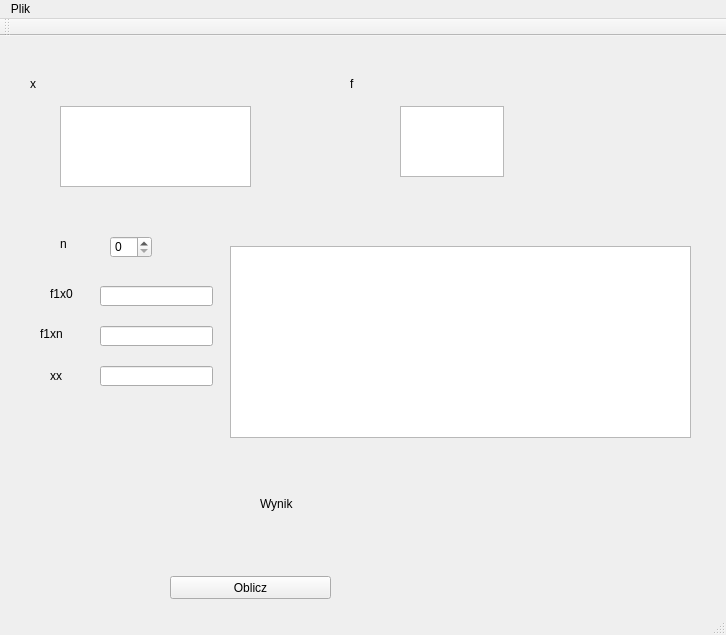
First picture: the form in Interpolacja_Funkcjami_Sklejanymi/mainwindow.ui, repository Piotrek199612/EAN, before the edit.
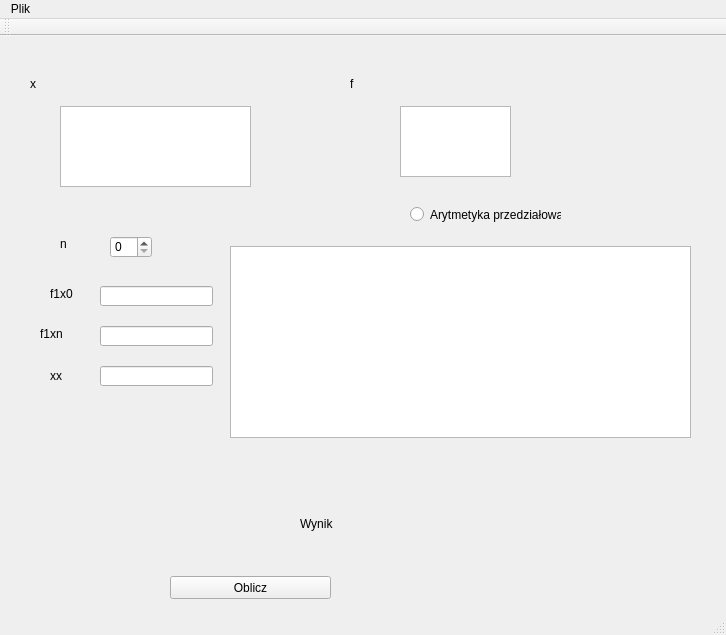
Second picture: the form after the edit.

```diff
--- a/Interpolacja_Funkcjami_Sklejanymi/mainwindow.ui
+++ b/Interpolacja_Funkcjami_Sklejanymi/mainwindow.ui
@@ -104,7 +104,7 @@
      <rect>
       <x>400</x>
       <y>70</y>
-      <width>104</width>
+      <width>111</width>
       <height>71</height>
      </rect>
     </property>
@@ -112,7 +112,7 @@
    <widget class="QLabel" name="wynik_label">
     <property name="geometry">
      <rect>
-      <x>0</x>
+      <x>160</x>
       <y>430</y>
       <width>641</width>
       <height>20</height>
@@ -125,9 +125,9 @@
    <widget class="QLabel" name="wynik_label_tekst">
     <property name="geometry">
      <rect>
-      <x>260</x>
-      <y>460</y>
-      <width>41</width>
+      <x>300</x>
+      <y>480</y>
+      <width>241</width>
       <height>16</height>
      </rect>
     </property>
@@ -213,6 +213,19 @@
      <string>f</string>
     </property>
    </widget>
+   <widget class="QRadioButton" name="arytmetyka_radioButton">
+    <property name="geometry">
+     <rect>
+      <x>410</x>
+      <y>170</y>
+      <width>151</width>
+      <height>17</height>
+     </rect>
+    </property>
+    <property name="text">
+     <string>Arytmetyka przedziałowa</string>
+    </property>
+   </widget>
   </widget>
   <widget class="QMenuBar" name="menuBar">
    <property name="geometry">
```
